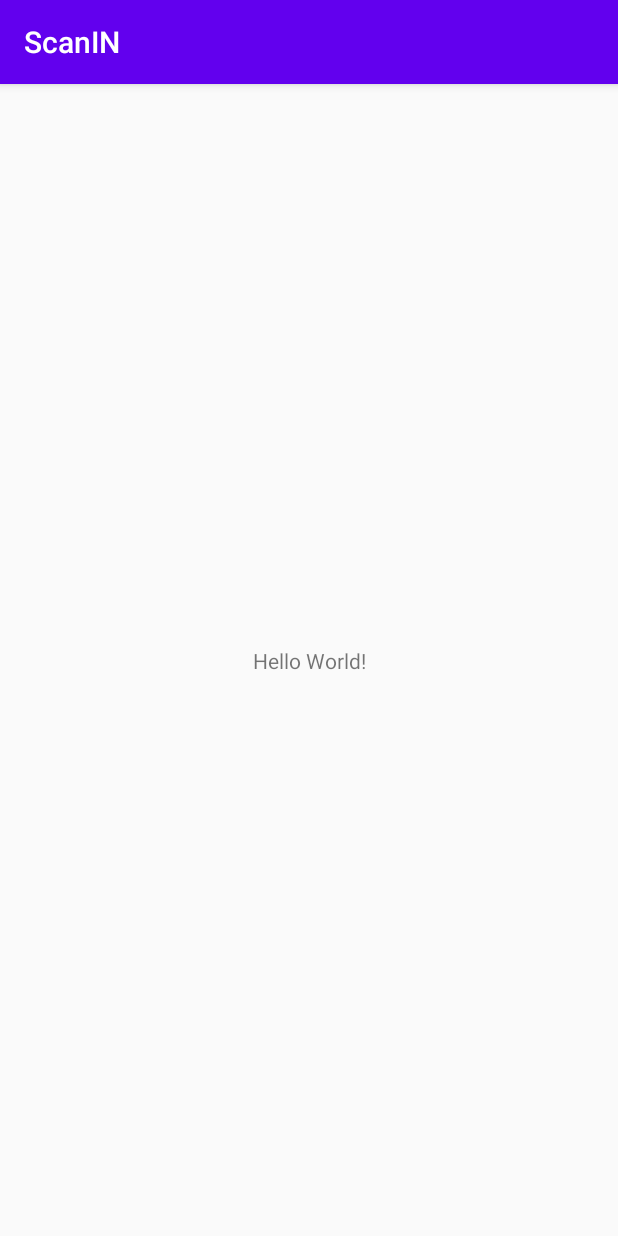
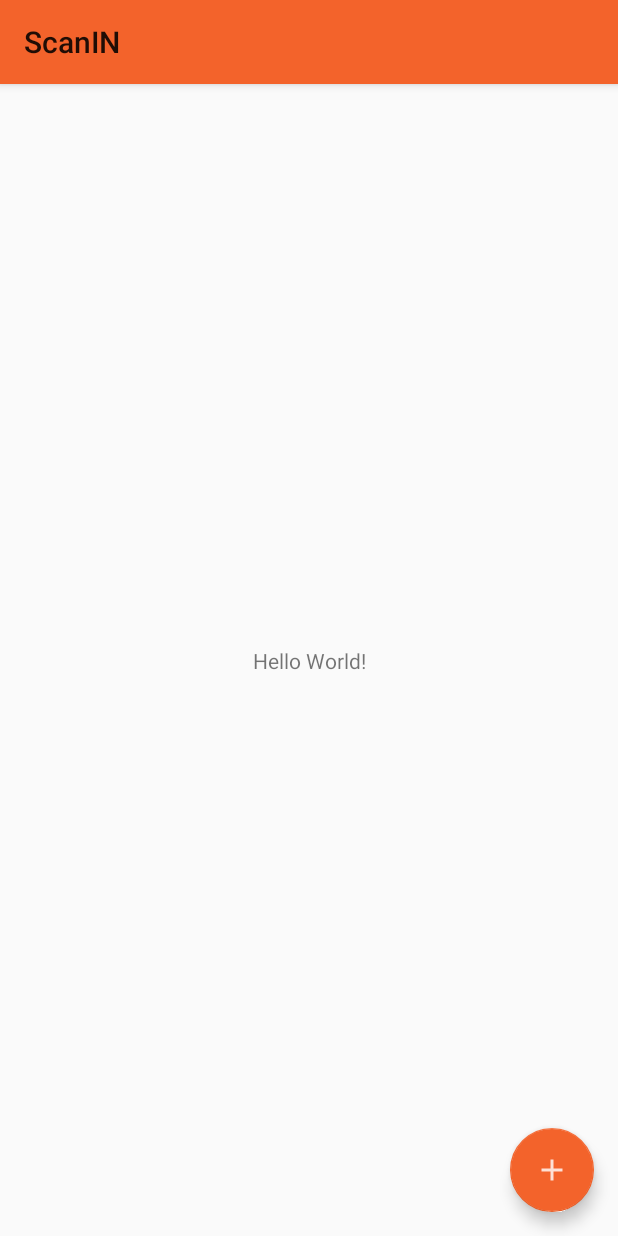
Before and after one commit to satvik007/ScanIN, an Android app: the screen it shows after launch (MainActivity), on a phone screen of 412 x 824 dp. Run offline under Robolectric (Android 15) with nearby library versions, the phone set to English and light mode, and no system bars; libraries missing offline, so code that uses them is left out: org.opencv.android; 5 statements that could not run were skipped.

Commit message:
add new content button

```diff
--- a/ScanIN/app/build.gradle
+++ b/ScanIN/app/build.gradle
@@ -61,6 +61,6 @@ dependencies {
     testImplementation 'junit:junit:4.12'
     androidTestImplementation 'androidx.test.ext:junit:1.1.1'
     androidTestImplementation 'androidx.test.espresso:espresso-core:3.2.0'
-
+    implementation 'com.google.android.material:material:1.0.0-rc01'
     implementation project(path: ':opencv')
 }
--- /dev/null
+++ b/ScanIN/app/src/main/res/drawable-anydpi/ic_plus_24.xml
@@ -0,0 +1,11 @@
+<vector xmlns:android="http://schemas.android.com/apk/res/android"
+    android:width="24dp"
+    android:height="24dp"
+    android:viewportWidth="24"
+    android:viewportHeight="24"
+    android:tint="#FFFFFF"
+    android:alpha="0.8">
+  <path
+      android:fillColor="@android:color/white"
+      android:pathData="M19,13h-6v6h-2v-6H5v-2h6V5h2v6h6v2z"/>
+</vector>
--- a/ScanIN/app/src/main/res/layout/activity_main.xml
+++ b/ScanIN/app/src/main/res/layout/activity_main.xml
@@ -16,4 +16,16 @@
         app:layout_constraintRight_toRightOf="parent"
         app:layout_constraintTop_toTopOf="parent" />
 
+    <com.google.android.material.floatingactionbutton.FloatingActionButton
+        android:id="@+id/fab"
+        android:layout_height="wrap_content"
+        android:layout_width="wrap_content"
+        android:layout_margin="16dp"
+        app:layout_constraintRight_toRightOf="parent"
+        app:layout_constraintBottom_toBottomOf="parent"
+        app:backgroundTint="@color/orange"
+        app:srcCompat="@drawable/ic_plus_24"
+        />
+
 </androidx.constraintlayout.widget.ConstraintLayout>
+<!--    android:contentDescription="@string/fab_content_desc"-->
--- a/ScanIN/app/src/main/res/values/colors.xml
+++ b/ScanIN/app/src/main/res/values/colors.xml
@@ -3,4 +3,5 @@
     <color name="colorPrimary">#6200EE</color>
     <color name="colorPrimaryDark">#3700B3</color>
     <color name="colorAccent">#03DAC5</color>
+    <color name="orange">#fff3632b</color>
 </resources>
--- a/ScanIN/app/src/main/res/values/styles.xml
+++ b/ScanIN/app/src/main/res/values/styles.xml
@@ -1,10 +1,15 @@
 <resources>
     <!-- Base application theme. -->
-    <style name="AppTheme" parent="Theme.AppCompat.Light.DarkActionBar">
+    <style name="AppTheme" parent="Theme.AppCompat.Light">
         <!-- Customize your theme here. -->
-        <item name="colorPrimary">@color/colorPrimary</item>
-        <item name="colorPrimaryDark">@color/colorPrimaryDark</item>
-        <item name="colorAccent">@color/colorAccent</item>
+        <item name="colorPrimary">@color/orange</item>
+<!--        <item name="colorPrimaryDark">@color/colorPrimaryDark</item>-->
+<!--        <item name="colorAccent">@color/colorAccent</item>-->
+        <item name="android:actionBarStyle">@style/AppActionBar</item>
+    </style>
+    <style name="AppActionBar" parent="@style/Widget.AppCompat.ActionBar">
+        <!-- Customize your theme here. -->
+        <item name="android:background">@color/orange</item>
     </style>
 
 </resources>
--- a/ScanIN/gradle.properties
+++ b/ScanIN/gradle.properties
@@ -18,4 +18,4 @@ android.useAndroidX=true
 # Automatically convert third-party libraries to use AndroidX
 android.enableJetifier=true
 
-opencvsdk=/home/kaushal/Android/opencv-4.2.0-android-sdk/OpenCV-android-sdk
+opencvsdk=C\:\\Users\\Dell\\Documents\\installation\\OpenCV-android-sdk
```
Also changed, not shown: ScanIN/app/src/main/res/drawable-hdpi/ic_plus_24.png (added), ScanIN/app/src/main/res/drawable-mdpi/ic_plus_24.png (added), ScanIN/app/src/main/res/drawable-xhdpi/ic_plus_24.png (added), ScanIN/app/src/main/res/drawable-xxhdpi/ic_plus_24.png (added), 1 other file.
